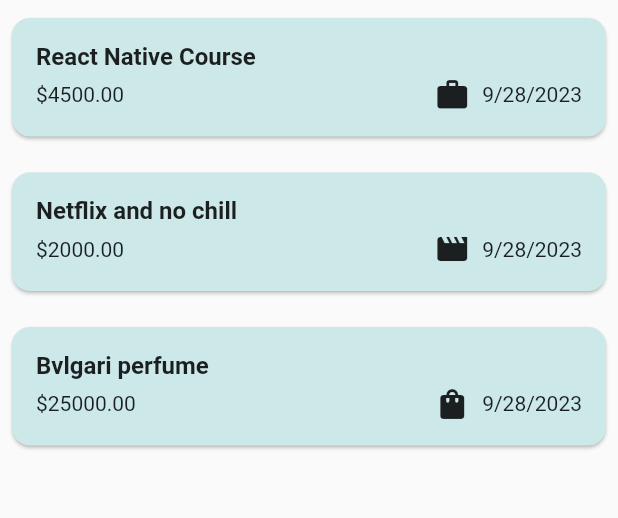
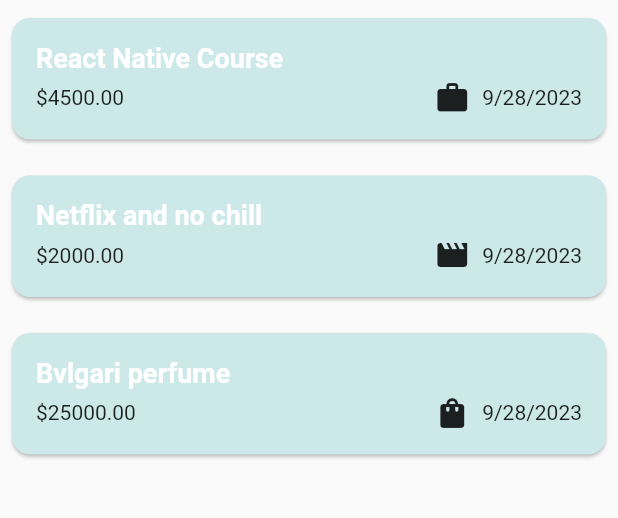
Before and after one commit to Ollarr/betaspend, a Flutter app: the screen it shows after launch, on a phone screen of 412 x 824 dp, the part 108-626 px from its top. Run offline on Flutter 3.47's test engine with Material 2 defaults, Android fonts, the phone set to English and light mode, and no system bars.

Commit message:
Configured the global theme for the app and made some widget-specific style overrides

```diff
--- a/lib/widgets/expenses_list/expense_item.dart
+++ b/lib/widgets/expenses_list/expense_item.dart
@@ -14,7 +14,8 @@
         child: Column(crossAxisAlignment: CrossAxisAlignment.start, children: [
           Text(
             expense.title,
-            style: const TextStyle(fontWeight: FontWeight.bold, fontSize: 16),
+            // style: const TextStyle(fontWeight: FontWeight.bold, fontSize: 16),
+            style: Theme.of(context).textTheme.titleLarge,
           ),
           const SizedBox(
             height: 4,
```
